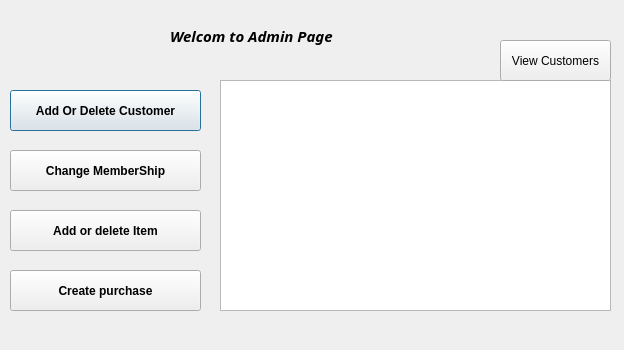
This is adminpage.ui in Ling2251/CS1C-Bulk-Club-Project as Qt 5 draws it before an edit. The edited form follows.
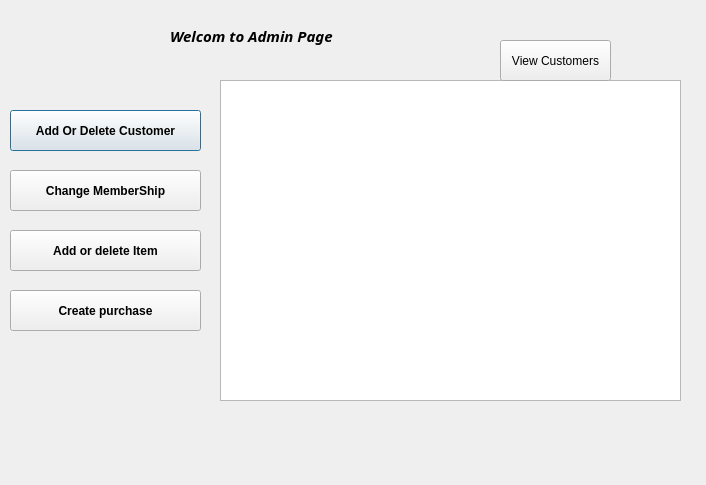
This is the edited form.

What changed in the file:
```diff
--- a/adminpage.ui
+++ b/adminpage.ui
@@ -6,8 +6,8 @@
    <rect>
     <x>0</x>
     <y>0</y>
-    <width>624</width>
-    <height>350</height>
+    <width>706</width>
+    <height>485</height>
    </rect>
   </property>
   <property name="windowTitle">
@@ -42,7 +42,7 @@
    <property name="geometry">
     <rect>
      <x>10</x>
-     <y>90</y>
+     <y>110</y>
      <width>191</width>
      <height>41</height>
     </rect>
@@ -62,7 +62,7 @@
    <property name="geometry">
     <rect>
      <x>10</x>
-     <y>150</y>
+     <y>170</y>
      <width>191</width>
      <height>41</height>
     </rect>
@@ -82,7 +82,7 @@
    <property name="geometry">
     <rect>
      <x>10</x>
-     <y>210</y>
+     <y>230</y>
      <width>191</width>
      <height>41</height>
     </rect>
@@ -102,7 +102,7 @@
    <property name="geometry">
     <rect>
      <x>10</x>
-     <y>270</y>
+     <y>290</y>
      <width>191</width>
      <height>41</height>
     </rect>
@@ -123,8 +123,8 @@
     <rect>
      <x>220</x>
      <y>80</y>
-     <width>391</width>
-     <height>231</height>
+     <width>461</width>
+     <height>321</height>
     </rect>
    </property>
   </widget>
```
Left out of the diff: 14 changed lines with no effect on the pictures.
